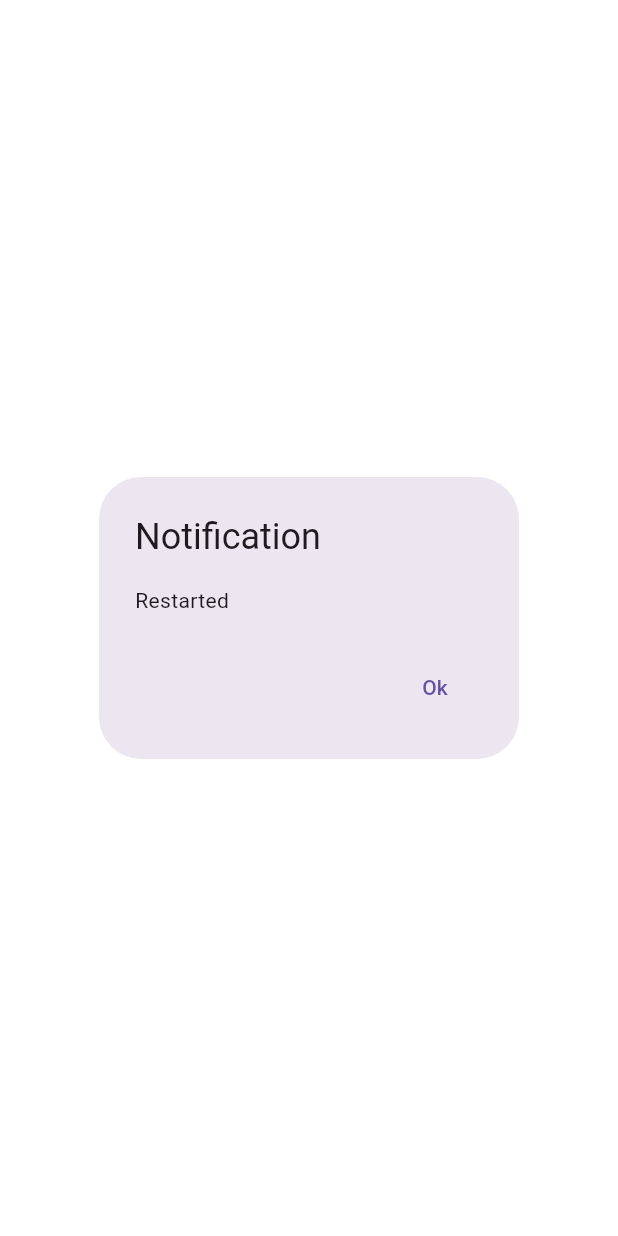
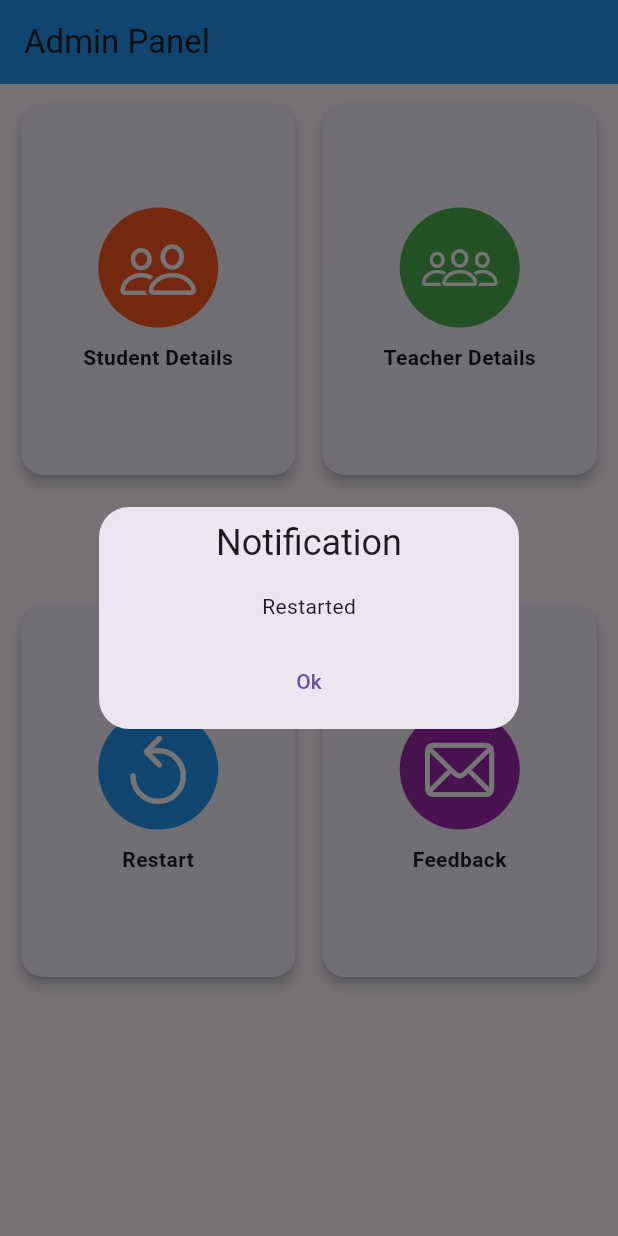
Before and after one commit to ashiqmhdkn/collage_bus_map, a Flutter app: the Admin screen opened directly, after a tap on "Restart", on a phone screen of 412 x 824 dp. Run offline on Flutter 3.47's test engine with Material 3 defaults, Android fonts, the phone set to English and light mode, and no system bars; our stand-ins replace cloud_firestore, firebase_auth, firebase_core, get, google_maps_flutter, image_picker and 2 more; accounts and stored records are empty.

Commit message:
admin dashboard changed

```diff
--- a/lib/admin.dart
+++ b/lib/admin.dart
@@ -1,13 +1,14 @@
+// ignore_for_file: public_member_api_docs, sort_constructors_first
 import 'package:flutter/cupertino.dart';
 import 'package:flutter/material.dart';
 import 'package:get/get.dart';
+
 import 'package:collage_bus_nufa/parent.dart';
-import 'package:collage_bus_nufa/restart.dart';
 import 'package:collage_bus_nufa/show_feedback.dart';
 import 'package:collage_bus_nufa/student.dart';
 
 class Admin extends StatelessWidget {
-  const Admin({Key? key}) : super(key: key);
+  Admin({Key? key}) : super(key: key);
 
   @override
   Widget build(BuildContext context) {
@@ -30,27 +31,76 @@ class Admin extends StatelessWidget {
           mainAxisSpacing: 80, // Vertical space between cards
           childAspectRatio: aspectRatio, // Adjust based on your content
           children: <Widget>[
-            itemDashboard('Student Details', CupertinoIcons.person_2,
-                Colors.deepOrange, parent()),
-            itemDashboard('Teacher Details', CupertinoIcons.person_3,
-                Colors.green, student()),
-            itemDashboard(
-                'Restart', CupertinoIcons.restart, Colors.blue, restart()),
-            itemDashboard('Feedback', CupertinoIcons.mail, Colors.purple,
-                show_feedback()),
+            GestureDetector(
+                child: itemDashboard(
+                    background: Colors.deepOrange,
+                    iconData: CupertinoIcons.person_2,
+                    title: 'Student Details'),
+                onTap: () {
+                  Get.to(parent());
+                }),
+            GestureDetector(
+                child: itemDashboard(
+                    background: Colors.green,
+                    iconData: CupertinoIcons.person_3,
+                    title: 'Teacher Details'),
+                onTap: () {
+                  Get.to(student());
+                }),
+            GestureDetector(
+                child: itemDashboard(
+                    background: Colors.blue,
+                    iconData: CupertinoIcons.restart,
+                    title: 'Restart'),
+                onTap: () {
+                  restartApp();
+                }),
+            GestureDetector(
+                child: itemDashboard(
+                    background: Colors.purple,
+                    iconData: CupertinoIcons.mail,
+                    title: 'Feedback'),
+                onTap: () {
+                  Get.to(show_feedback());
+                }),
           ],
         ),
       ),
     );
   }
+}
 
-  Widget itemDashboard(
-      String title, IconData iconData, Color background, Widget push) {
-    return GestureDetector(
-      onTap: () {
-        Get.to(() => push);
-      },
-      child: Card(
+restartApp() {
+  Get.defaultDialog(
+      title: 'Notification', // To display the title it is optional
+      content: Text('Restarted'), // Message which will be pop up on the screen
+      // Action widget which will provide the user to acknowledge the choice
+      actions: [
+        TextButton(
+          // FlatButton widget is used to make a text to work like a button
+          onPressed: () {
+            Get.back();
+          }, // function used to perform after pressing the button
+          child: Text('Ok'),
+        ),
+      ]);
+}
+
+class itemDashboard extends StatelessWidget {
+  itemDashboard({
+    Key? key,
+    required this.title,
+    required this.background,
+    required this.iconData,
+  }) : super(key: key);
+
+  final String title;
+  final Color background;
+  final IconData iconData;
+
+  @override
+  Widget build(BuildContext context) {
+    return Card(
       elevation: 3,
       shape: RoundedRectangleBorder(
         borderRadius: BorderRadius.circular(15.0),
@@ -81,7 +131,6 @@ class Admin extends StatelessWidget {
           ),
         ],
       ),
-      ),
     );
   }
 }
```
Lines whose indentation alone changed are shown as unchanged.
